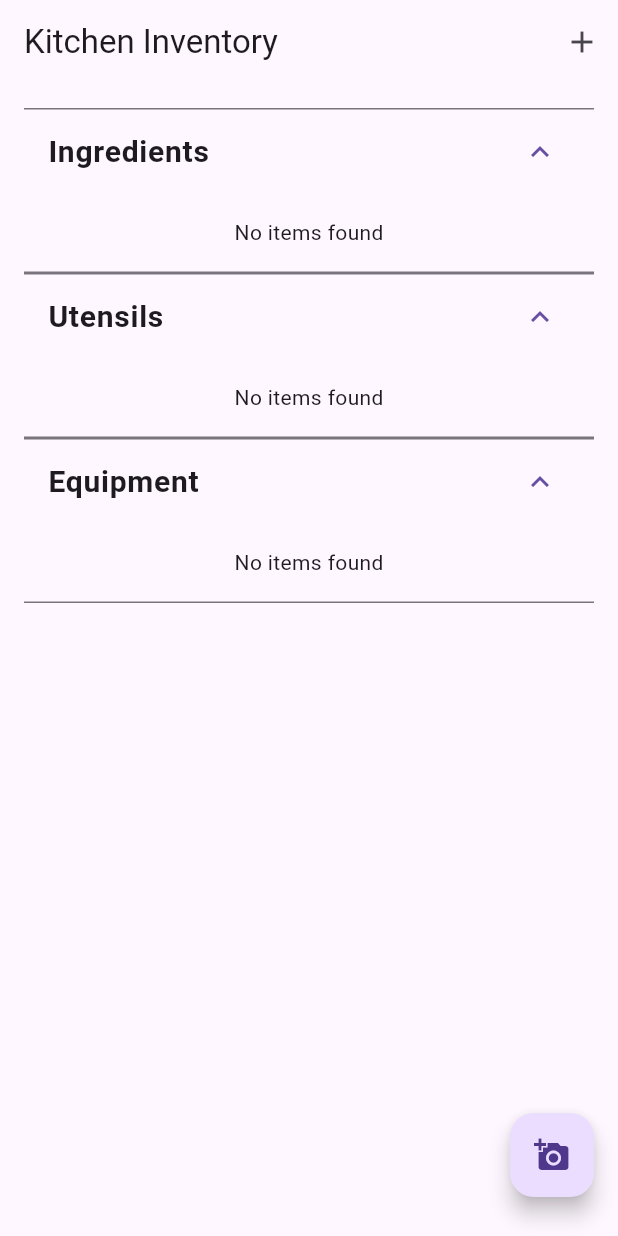
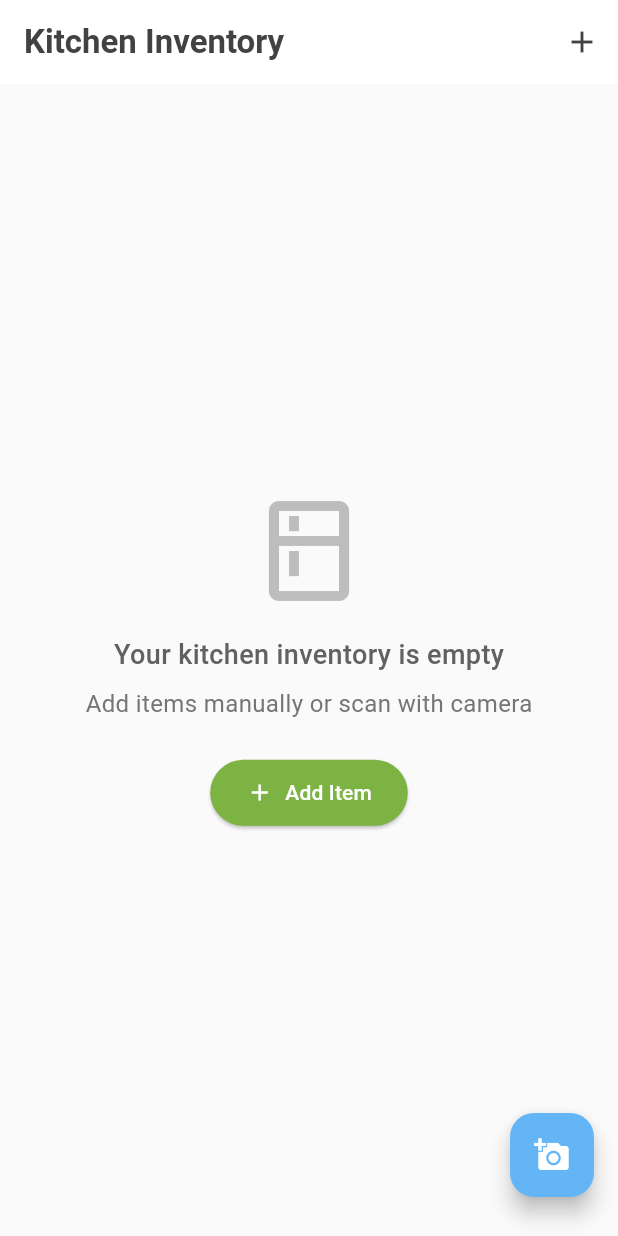
Before and after one commit to Alex-apostolo/what-can-i-make, a Flutter app: the screen it shows after launch, on a phone screen of 412 x 824 dp. Run offline on Flutter 3.47's test engine with Material 3 defaults, Android fonts, the phone set to English and light mode, and no system bars; our stand-ins replace dartz, flutter_dotenv, image_picker, sqflite; missing offline and left inert: openai_dart; accounts and stored records are empty.

Commit message:
Visual improvements on the app

```diff
--- a/lib/screens/home_screen.dart
+++ b/lib/screens/home_screen.dart
@@ -133,11 +133,20 @@ class _HomeScreenState extends State<HomeScreen> {
     ];
 
     return Scaffold(
+      backgroundColor: Colors.grey.shade50,
       appBar: AppBar(
-        title: const Text('Kitchen Inventory'),
+        elevation: 0,
+        backgroundColor: Colors.white,
+        title: const Text(
+          'Kitchen Inventory',
+          style: TextStyle(
+            color: Color(0xFF424242),
+            fontWeight: FontWeight.w600,
+          ),
+        ),
         actions: [
           IconButton(
-            icon: const Icon(Icons.add),
+            icon: const Icon(Icons.add, color: Color(0xFF424242)),
             tooltip: 'Add item manually',
             onPressed: _showAddDialog,
           ),
@@ -148,18 +157,21 @@ class _HomeScreenState extends State<HomeScreen> {
               ? const Center(child: CircularProgressIndicator())
               : RefreshIndicator(
                 onRefresh: _loadInventory,
-                child: ListView(
+                child:
+                    _inventory.isEmpty
+                        ? _buildEmptyState()
+                        : ListView(
                           padding: const EdgeInsets.all(16.0),
                           children: [
                             for (final (title, items) in categories)
+                              if (items.isNotEmpty)
                                 CategorySection(
                                   title: title,
                                   items: items,
                                   onEdit: _showEditDialog,
                                   onDelete: (item) async {
-                          final result = await widget.storageService.removeItem(
-                            item,
-                          );
+                                    final result = await widget.storageService
+                                        .removeItem(item);
 
                                     errorHandler.handleEither(
                                       result,
@@ -182,10 +194,47 @@ class _HomeScreenState extends State<HomeScreen> {
                     ),
               ),
           tooltip: 'Scan items with camera',
-          child: const Icon(Icons.add_a_photo),
+          backgroundColor: const Color(0xFF64B5F6),
+          child: const Icon(Icons.add_a_photo, color: Colors.white),
         ),
       ),
       floatingActionButtonLocation: FloatingActionButtonLocation.endFloat,
+    );
+  }
+
+  Widget _buildEmptyState() {
+    return Center(
+      child: Column(
+        mainAxisAlignment: MainAxisAlignment.center,
+        children: [
+          Icon(Icons.kitchen_outlined, size: 80, color: Colors.grey.shade400),
+          const SizedBox(height: 16),
+          Text(
+            'Your kitchen inventory is empty',
+            style: TextStyle(
+              fontSize: 18,
+              fontWeight: FontWeight.w500,
+              color: Colors.grey.shade700,
+            ),
+          ),
+          const SizedBox(height: 8),
+          Text(
+            'Add items manually or scan with camera',
+            style: TextStyle(fontSize: 16, color: Colors.grey.shade600),
+          ),
+          const SizedBox(height: 24),
+          ElevatedButton.icon(
+            onPressed: _showAddDialog,
+            icon: const Icon(Icons.add),
+            label: const Text('Add Item'),
+            style: ElevatedButton.styleFrom(
+              backgroundColor: const Color(0xFF7CB342),
+              foregroundColor: Colors.white,
+              padding: const EdgeInsets.symmetric(horizontal: 24, vertical: 12),
+            ),
+          ),
+        ],
+      ),
     );
   }
 
--- a/lib/widgets/category_section.dart
+++ b/lib/widgets/category_section.dart
@@ -18,32 +18,67 @@ class CategorySection extends StatelessWidget {
 
   @override
   Widget build(BuildContext context) {
-    return ExpansionTile(
-      title: Text(
-        title,
-        style: const TextStyle(fontSize: 20, fontWeight: FontWeight.bold),
-      ),
-      initiallyExpanded: true,
+    if (items.isEmpty) {
+      return const SizedBox.shrink();
+    }
+
+    return Column(
+      crossAxisAlignment: CrossAxisAlignment.start,
       children: [
-        if (items.isEmpty)
-          const Padding(
-            padding: EdgeInsets.all(16.0),
-            child: Text('No items found'),
-          )
-        else
-          ListView.builder(
-            shrinkWrap: true,
-            physics: const NeverScrollableScrollPhysics(),
-            itemCount: items.length,
-            itemBuilder: (context, index) {
-              return ItemCard(
-                item: items[index],
-                onEdit: () => onEdit(items[index]),
-                onDelete: () => onDelete(items[index]),
-              );
-            },
+        Padding(
+          padding: const EdgeInsets.symmetric(vertical: 8.0),
+          child: Row(
+            children: [
+              Text(
+                title,
+                style: const TextStyle(
+                  fontSize: 18,
+                  fontWeight: FontWeight.w600,
+                  color: Color(0xFF424242),
+                ),
+              ),
+              const SizedBox(width: 8),
+              Container(
+                padding: const EdgeInsets.symmetric(horizontal: 8, vertical: 2),
+                decoration: BoxDecoration(
+                  color: _getCategoryColor().withAlpha(30),
+                  borderRadius: BorderRadius.circular(12),
+                ),
+                child: Text(
+                  '${items.length}',
+                  style: TextStyle(
+                    fontSize: 14,
+                    fontWeight: FontWeight.w500,
+                    color: _getCategoryColor(),
+                  ),
+                ),
+              ),
+            ],
           ),
+        ),
+        ...items.map(
+          (item) => ItemCard(
+            key: ValueKey(item.id),
+            item: item,
+            onEdit: () => onEdit(item),
+            onDelete: () => onDelete(item),
+          ),
+        ),
+        const SizedBox(height: 16),
       ],
     );
   }
+
+  Color _getCategoryColor() {
+    switch (title.toLowerCase()) {
+      case 'ingredients':
+        return const Color(0xFF7CB342);
+      case 'utensils':
+        return const Color(0xFFFFB74D);
+      case 'equipment':
+        return const Color(0xFF64B5F6);
+      default:
+        return Colors.grey.shade400;
+    }
+  }
 }
```
Lines whose indentation alone changed are shown as unchanged.
